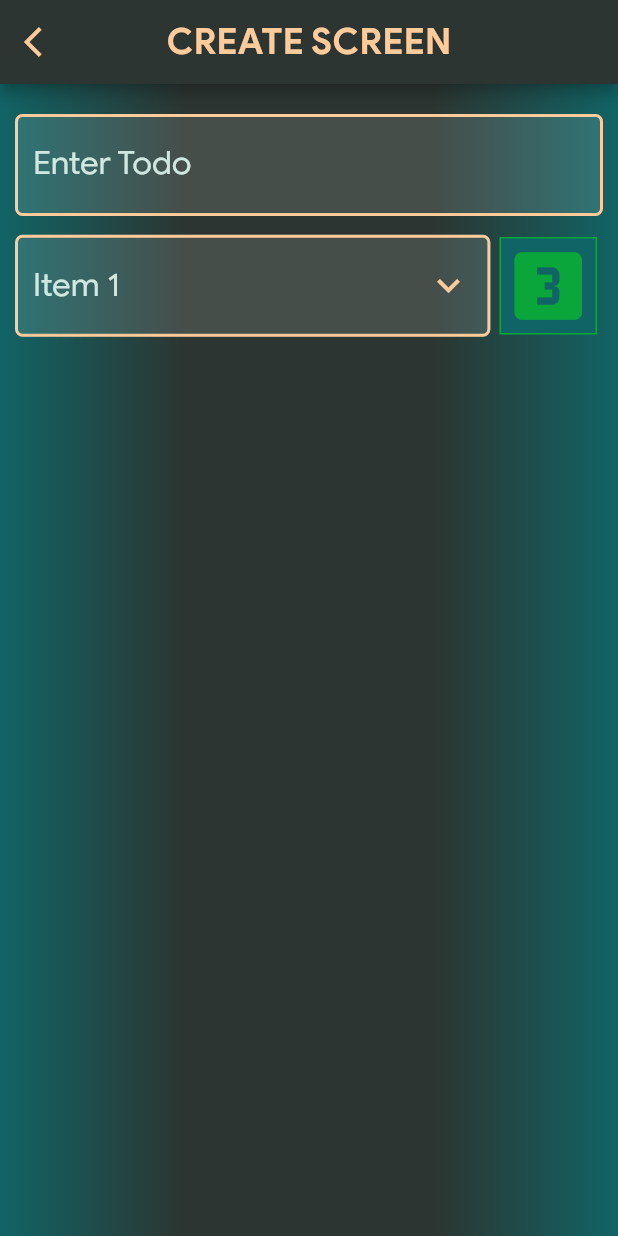
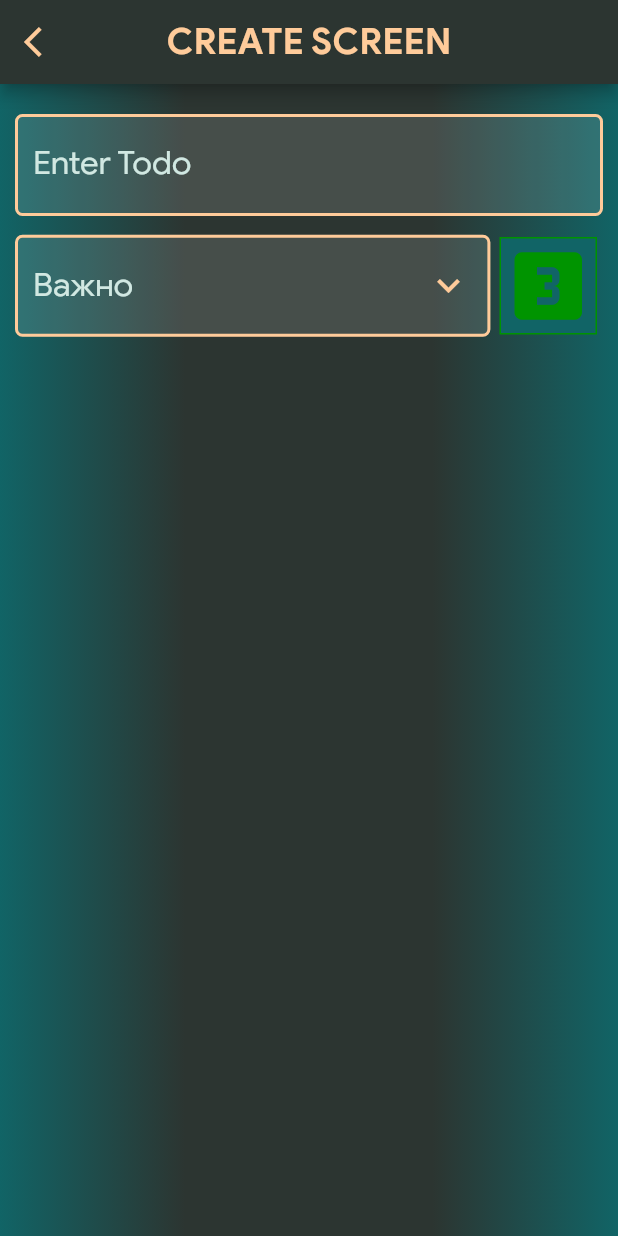
Before and after one commit to yakut54/todolist, a Flutter app: the CreateTodoScreen screen opened directly, on a phone screen of 412 x 824 dp. Run offline on Flutter 3.47's test engine with Material 2 defaults, Android fonts, the phone set to English and light mode, and no system bars; our stand-ins replace roundcheckbox.

Commit message:
day 6 drop menu

```diff
--- a/lib/screens/create_todo_screen/ui/drop_down.dart
+++ b/lib/screens/create_todo_screen/ui/drop_down.dart
@@ -9,12 +9,22 @@ class DropDownWidget extends StatefulWidget {
 }
 
 class _DropDownState extends State<DropDownWidget> {
-  List<String> list = ['Item 1', 'Item 2', 'Item 3'];
-
-  List<Map<String, String>> test = [
-    {'Item 1': 'huj'},
-    {'Item 2': 'pesda'},
-    {'Item 3': 'jigurda'}
+  List<Map<String, Object>> listUiData = [
+    {
+      'name': 'Важно',
+      'icon': Icons.looks_3,
+      'color': GeneralColors.green
+    },
+    {
+      'name': 'Очень Важно',
+      'icon': Icons.looks_two,
+      'color': GeneralColors.blue
+    },
+    {
+      'name': 'Критически Важно',
+      'icon': Icons.looks_one,
+      'color': GeneralColors.fiolet
+    },
   ];
 
   String? selectedItem;
@@ -22,7 +32,7 @@ class _DropDownState extends State<DropDownWidget> {
 
   @override
   void initState() {
-    selectedItem = list.first;
+    selectedItem = listUiData.first['name'] as String?;
     super.initState();
   }
 
@@ -40,7 +50,7 @@ class _DropDownState extends State<DropDownWidget> {
           ),
           menuStyle: MenuStyle(
             backgroundColor:
-            MaterialStateProperty.all<Color>(GeneralColors.platinum),
+                MaterialStateProperty.all<Color>(GeneralColors.platinum),
           ),
           inputDecorationTheme: InputDecorationTheme(
             fillColor: Colors.white12,
@@ -60,19 +70,19 @@ class _DropDownState extends State<DropDownWidget> {
               borderRadius: BorderRadius.circular(5),
             ),
           ),
-          initialSelection: list.first,
+          initialSelection: listUiData.first['name'] as String,
           trailingIcon: const Icon(
             size: 30,
             Icons.keyboard_arrow_down_outlined,
             color: GeneralColors.orangePeach,
           ),
-          dropdownMenuEntries: list.map((String value) {
+          dropdownMenuEntries: listUiData.map((Map<String, Object> value) {
             return DropdownMenuEntry<String>(
-              value: value,
-              label: value,
-              leadingIcon: const Icon(
-                Icons.area_chart_rounded,
-                color: GeneralColors.darkTurquoise,
+              value: value['name'] as String,
+              label: value['name'] as String,
+              leadingIcon: Icon(
+                value['icon'] as IconData,
+                color: value['color'] as Color,
               ),
               style: ButtonStyle(
                 textStyle: MaterialStateProperty.all<TextStyle>(
@@ -87,7 +97,6 @@ class _DropDownState extends State<DropDownWidget> {
           onSelected: (String? value) {
             setState(() {
               selectedItem = value!;
-              print(selectedItem);
             });
           },
         ),
--- a/lib/theme/constants.dart
+++ b/lib/theme/constants.dart
@@ -21,7 +21,7 @@ abstract class GeneralColors {
   static const Color tanColor = Color(0xFFD9B08C);
   static const Color orangePeach = Color(0xFFFFCB9A);
   static const Color platinum = Color(0xFFD1E8E2);
-  static const Color green = Color.fromARGB(108, 0, 255, 0);
+  static const Color green = Color.fromARGB(255, 0, 148, 0);
   static const Color blue = Color.fromARGB(227, 32, 32, 255);
   static const Color fiolet = Color.fromARGB(255, 105, 0, 198);
 }
```
